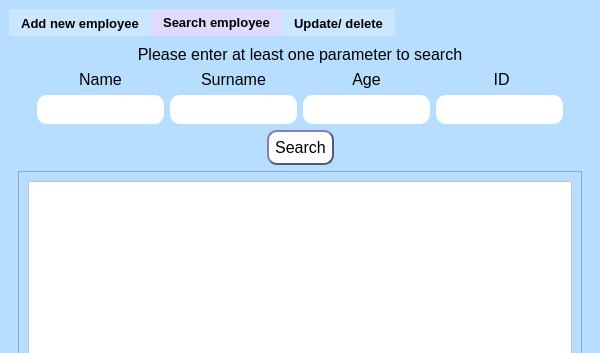
Before: the Qt Designer form ui/employee.ui in irakliskhirtladze/DB-model-employees, drawn with Qt 5; both pictures show x 0 to 600 and y 0 to 353 of the 600 by 600 pixel window.
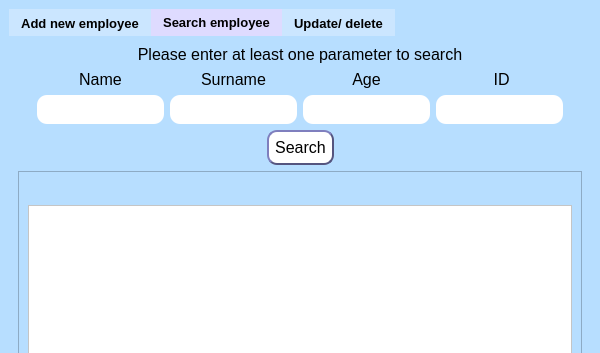
After: the same form once the commit is applied. The open tabs and pages were chosen to show the change.

Diff of the .ui file:
```diff
--- a/ui/employee.ui
+++ b/ui/employee.ui
@@ -650,13 +650,28 @@
             </rect>
            </property>
            <layout class="QGridLayout" name="gridLayout_4">
-            <item row="0" column="0">
+            <item row="1" column="0">
              <widget class="QTableWidget" name="tableWidget">
               <property name="styleSheet">
                <string notr="true">background-color: white</string>
               </property>
              </widget>
             </item>
+            <item row="0" column="0">
+             <widget class="QLabel" name="label_11">
+              <property name="font">
+               <font>
+                <pointsize>12</pointsize>
+               </font>
+              </property>
+              <property name="text">
+               <string/>
+              </property>
+              <property name="alignment">
+               <set>Qt::AlignCenter</set>
+              </property>
+             </widget>
+            </item>
            </layout>
           </widget>
          </widget>
```
Left out of the diff: 2 changed lines with no effect on the pictures.
